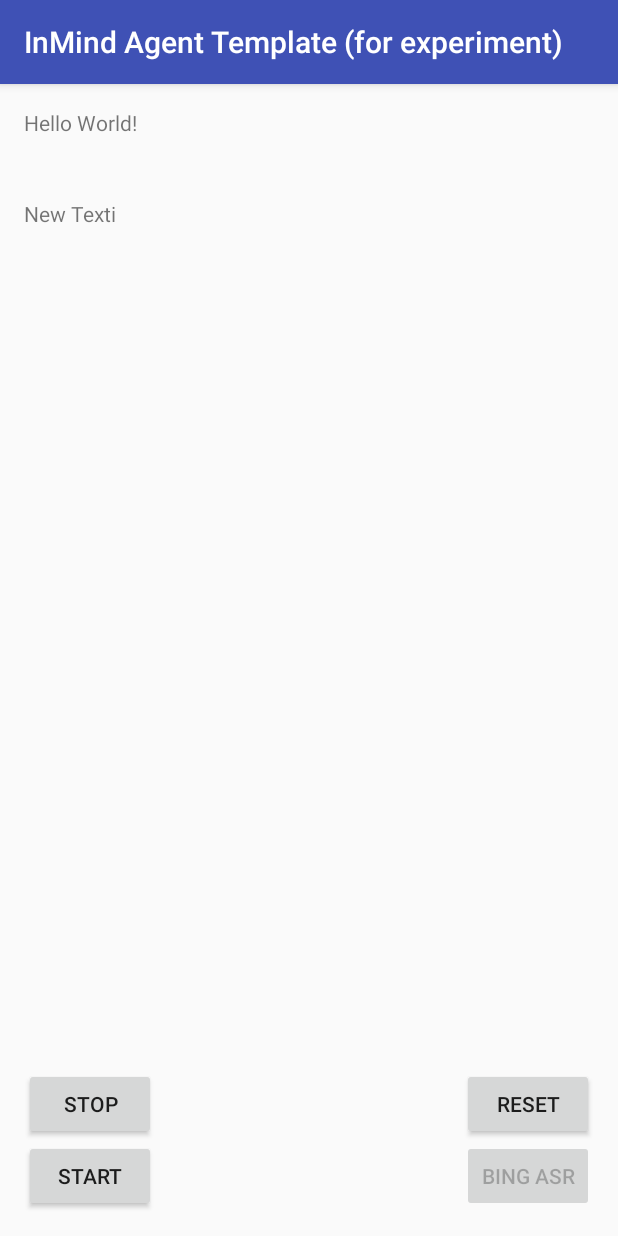
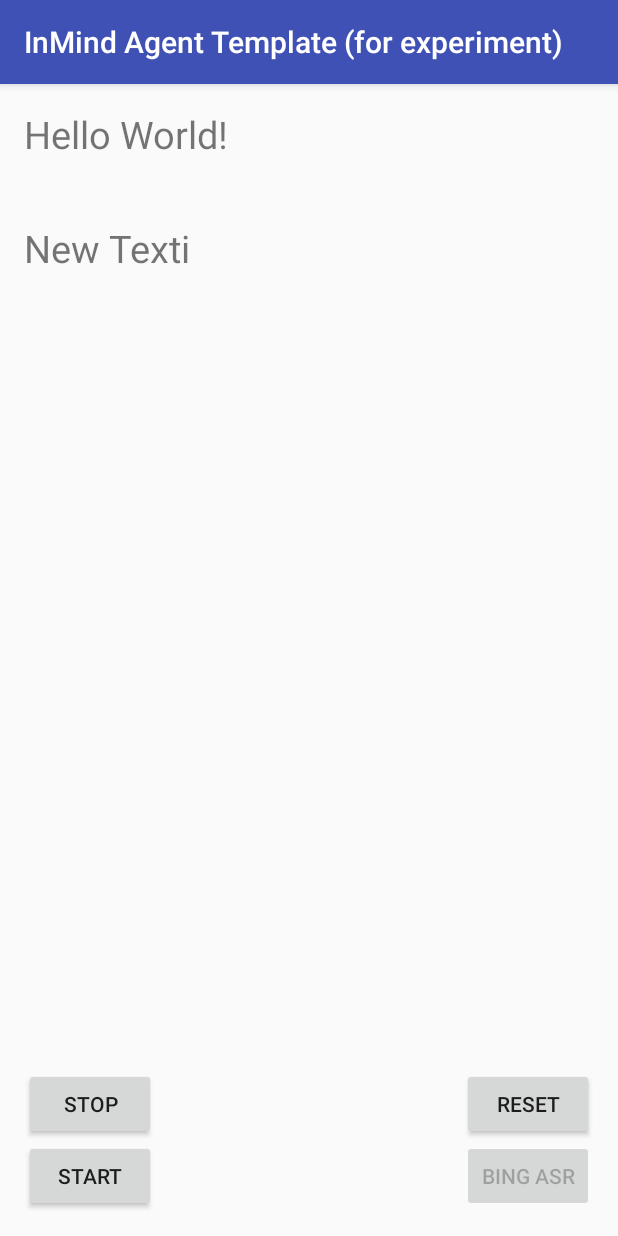
Before and after one commit to tyhu/ASDS_template, an Android app: the screen it shows after launch (MainActivity), on a phone screen of 412 x 824 dp. Run offline under Robolectric (Android 15) with nearby library versions, the phone set to English and light mode, and no system bars; libraries missing offline, so code that uses them is left out: com.google.api.client, com.google.api.services; 4 statements that could not run were skipped.

Commit message:
add templates

```diff
--- a/app/src/main/res/layout/activity_main.xml
+++ b/app/src/main/res/layout/activity_main.xml
@@ -8,7 +8,8 @@
 
     <TextView android:text="Hello World!" android:layout_width="wrap_content"
         android:layout_height="wrap_content"
-        android:id="@+id/textView" />
+        android:id="@+id/textView"
+        android:textSize="25dp" />
 
     <requestFocus
         android:layout_above="@+id/voiceCmd"
@@ -74,6 +75,7 @@
         android:layout_below="@+id/textView"
         android:layout_alignParentLeft="true"
         android:layout_alignParentStart="true"
-        android:layout_marginTop="41dp" />
+        android:layout_marginTop="41dp"
+        android:textSize="25dp" />
 
 </RelativeLayout>
```
